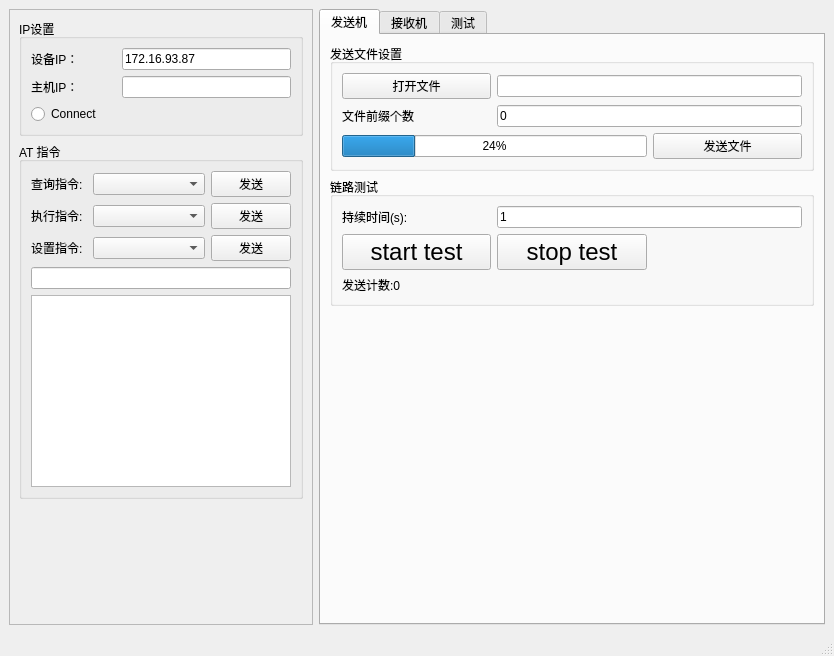
Old version of the form mainwindow.ui in the repository kdurant/laserCom.
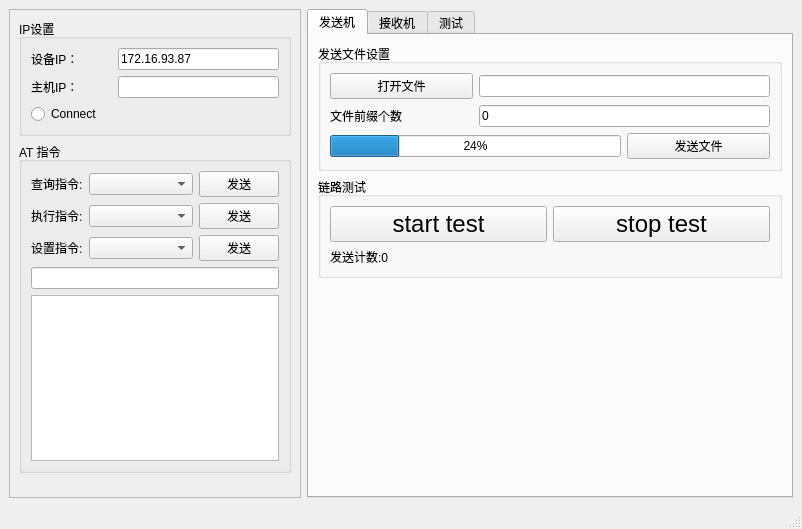
New version of the form.

Commit message: chore: while退出后，tcp还一直在发送数据，是因为下一级缓冲区里有很多之前写入的数据

```diff
--- a/mainwindow.ui
+++ b/mainwindow.ui
@@ -6,8 +6,8 @@
    <rect>
     <x>0</x>
     <y>0</y>
-    <width>834</width>
-    <height>656</height>
+    <width>802</width>
+    <height>529</height>
    </rect>
   </property>
   <property name="windowTitle">
@@ -213,32 +213,39 @@
            <string>链路测试</string>
           </property>
           <layout class="QGridLayout" name="gridLayout_5">
-           <item row="1" column="0">
-            <widget class="QLabel" name="label_8">
-             <property name="text">
-              <string>持续时间(s):</string>
+           <item row="1" column="1">
+            <widget class="QPushButton" name="btn_stopTest">
+             <property name="sizePolicy">
+              <sizepolicy hsizetype="Expanding" vsizetype="Fixed">
+               <horstretch>0</horstretch>
+               <verstretch>0</verstretch>
+              </sizepolicy>
              </property>
-            </widget>
-           </item>
-           <item row="1" column="1" colspan="2">
-            <widget class="QLineEdit" name="lineEdit_lastInterval">
+             <property name="font">
+              <font>
+               <pointsize>18</pointsize>
+              </font>
+             </property>
              <property name="text">
-              <string>1</string>
+              <string>stop test</string>
              </property>
-             <property name="readOnly">
-              <bool>false</bool>
-             </property>
             </widget>
            </item>
-           <item row="3" column="0">
+           <item row="2" column="0" colspan="2">
             <widget class="QLabel" name="label_sendCnt">
              <property name="text">
               <string>发送计数:0</string>
              </property>
             </widget>
            </item>
-           <item row="2" column="0">
+           <item row="1" column="0">
             <widget class="QPushButton" name="btn_sendTest">
+             <property name="sizePolicy">
+              <sizepolicy hsizetype="Expanding" vsizetype="Fixed">
+               <horstretch>0</horstretch>
+               <verstretch>0</verstretch>
+              </sizepolicy>
+             </property>
              <property name="font">
               <font>
                <pointsize>18</pointsize>
@@ -249,18 +256,6 @@
              </property>
             </widget>
            </item>
-           <item row="2" column="1">
-            <widget class="QPushButton" name="btn_stopTest">
-             <property name="font">
-              <font>
-               <pointsize>18</pointsize>
-              </font>
-             </property>
-             <property name="text">
-              <string>stop test</string>
-             </property>
-            </widget>
-           </item>
           </layout>
          </widget>
         </item>
```
Left out of the diff: 2 changed lines with no effect on the pictures. The commit also changes 1 other file.
